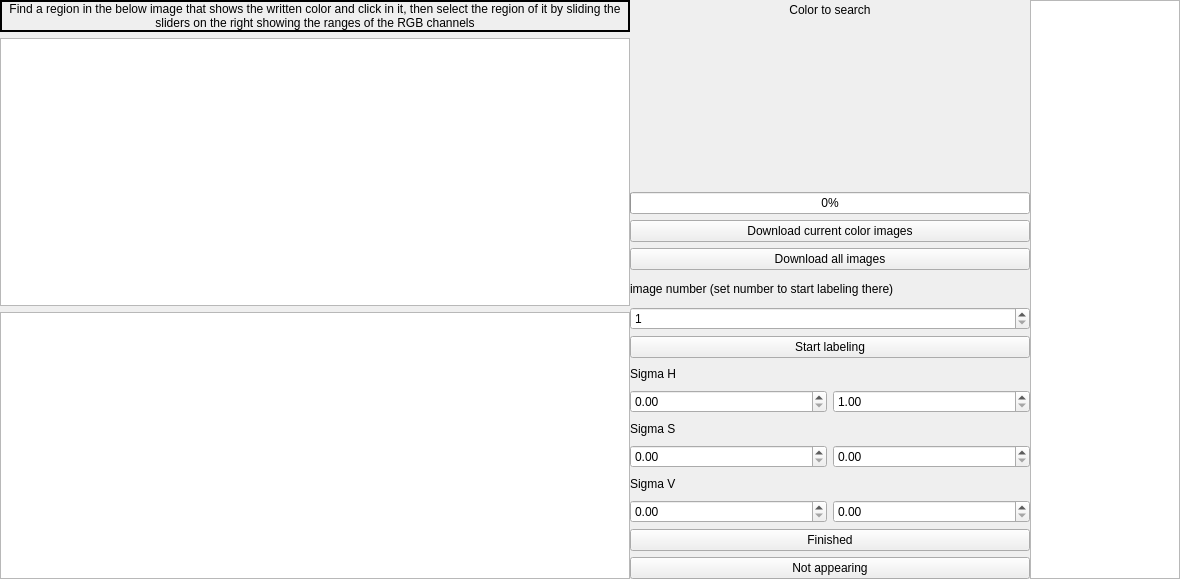
Before: the Qt Designer form include/labelizer/labelizer_form.ui in ipa-foj/labelizer, drawn with Qt 5.
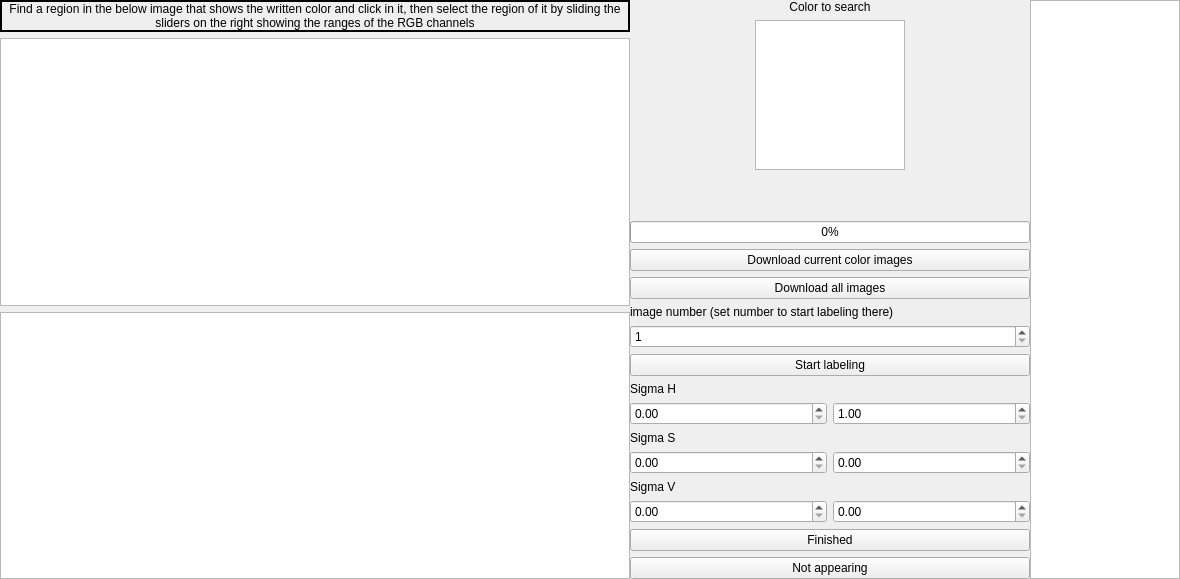
After: the same form once the commit is applied.

Commit message: able to display sample images

Patch:
```diff
--- a/include/labelizer/labelizer_form.ui
+++ b/include/labelizer/labelizer_form.ui
@@ -100,19 +100,29 @@
          </property>
         </widget>
        </item>
-       <item>
-        <widget class="QLabel" name="color_region">
+       <item alignment="Qt::AlignHCenter">
+        <widget class="QGraphicsView" name="sample_frame">
          <property name="maximumSize">
           <size>
-           <width>400</width>
-           <height>16777215</height>
+           <width>150</width>
+           <height>150</height>
           </size>
          </property>
-         <property name="text">
-          <string/>
-         </property>
         </widget>
        </item>
+       <item>
+        <spacer name="verticalSpacer">
+         <property name="orientation">
+          <enum>Qt::Vertical</enum>
+         </property>
+         <property name="sizeHint" stdset="0">
+          <size>
+           <width>20</width>
+           <height>40</height>
+          </size>
+         </property>
+        </spacer>
+       </item>
        <item>
         <widget class="QProgressBar" name="dwnld_progress_bar">
          <property name="maximumSize">
```
The commit also changes 4 other files.
